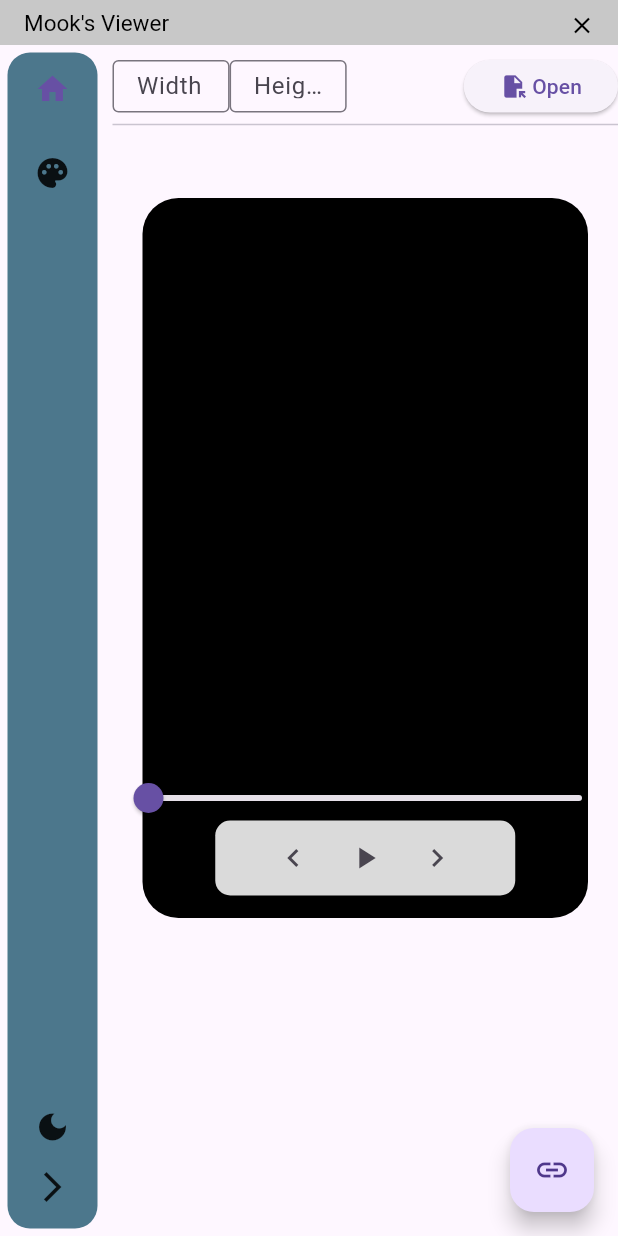
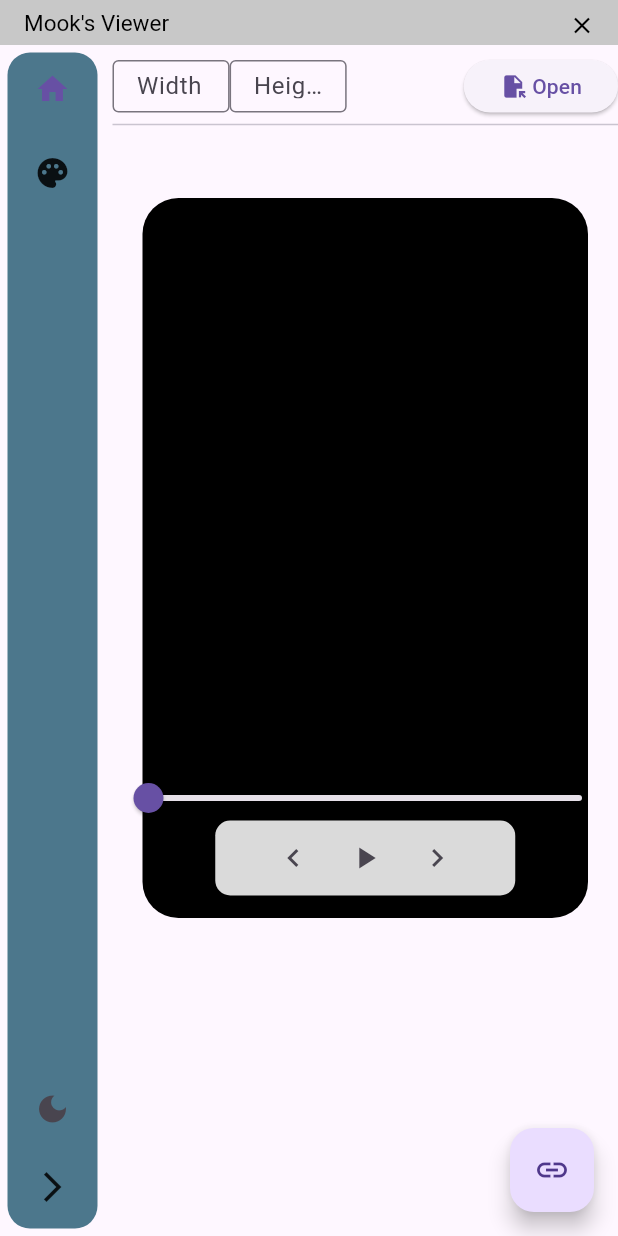
Before and after one commit to J-Mook/MrawViewer, a Flutter app: the screen it shows after launch, on a phone screen of 412 x 824 dp. Run offline on Flutter 3.47's test engine with Material 3 defaults, Android fonts, the phone set to English and light mode, and no system bars; drawn by our look-alikes of sidebarx; our stand-ins replace file_picker, fixnum; missing offline and left inert: dart:ffi, desktop_drop, protobuf, rinf, window_manager; statements that could not run were skipped.

```diff
--- a/lib/ViewerPage.dart
+++ b/lib/ViewerPage.dart
@@ -77,6 +77,7 @@ class _ViewerBodyState extends State<ViewerBody> {
                   FilePickerResult? result = await FilePicker.platform.pickFiles();
                   if (result != null) { mrawpath = result.files.single.path!; }
 
+                  MessagePlayControl(cmd: 'Close', data: 0).sendSignalToRust(null);
                   MessageOpenFile(
                     filepath: mrawpath,
                     height: int.parse(str_height) > 0 ? int.parse(str_height) : 0,
--- a/lib/main.dart
+++ b/lib/main.dart
@@ -203,7 +203,7 @@ class _MainBody extends State<MainBody> {
                     ),
                   ),
                 ],
-              ) : Icon(Icons.dark_mode);
+              ) : IconButton(icon: Icon(Icons.dark_mode), onPressed:() => themeProvider.toggleTheme(!themeProvider.isDarkMode),);
             },
           ),
         ),
```
Also changed, not shown: 1 other file.
